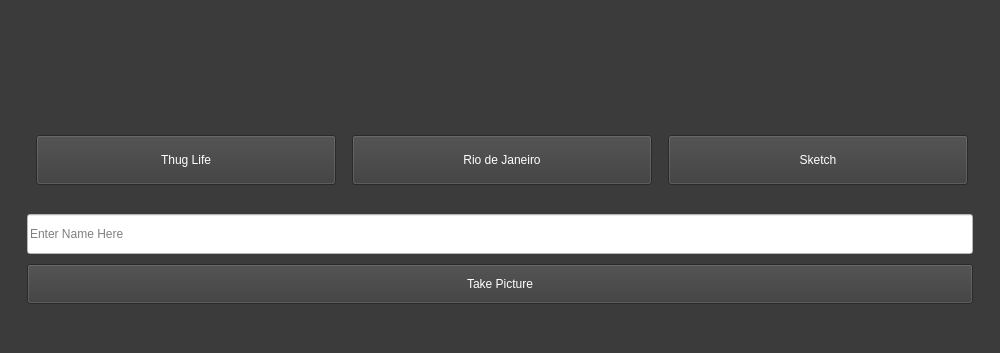
First picture: the form in Form/main_window.ui, repository joelmakes/FilterMe, before the edit; both pictures show x 0 to 1000 and y 547 to 900 of the 1000 by 900 pixel window.
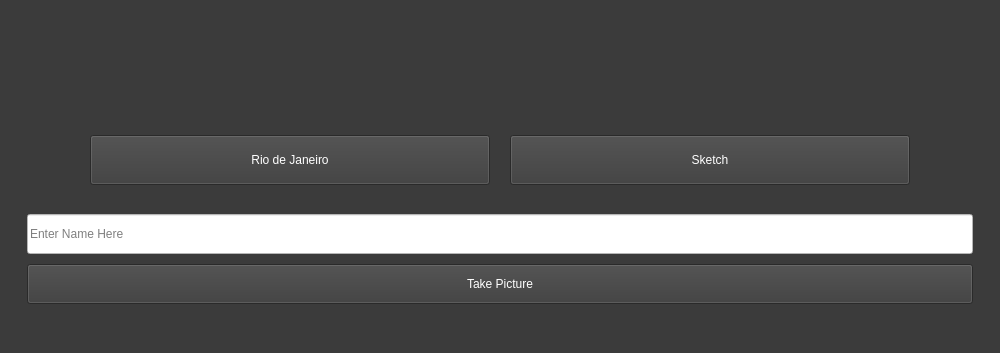
Second picture: the form after the edit. The open tabs and pages were chosen to show the change.

Commit message: Adjusted naming conventions on stacked widget for home and preview page to home and prev

```diff
--- a/Form/main_window.ui
+++ b/Form/main_window.ui
@@ -155,34 +155,6 @@
                 <property name="bottomMargin">
                  <number>10</number>
                 </property>
-                <item>
-                 <widget class="QPushButton" name="button_glasses">
-                  <property name="minimumSize">
-                   <size>
-                    <width>300</width>
-                    <height>40</height>
-                   </size>
-                  </property>
-                  <property name="maximumSize">
-                   <size>
-                    <width>400</width>
-                    <height>50</height>
-                   </size>
-                  </property>
-                  <property name="text">
-                   <string>Thug Life</string>
-                  </property>
-                  <property name="autoDefault">
-                   <bool>false</bool>
-                  </property>
-                  <property name="default">
-                   <bool>false</bool>
-                  </property>
-                  <property name="flat">
-                   <bool>false</bool>
-                  </property>
-                 </widget>
-                </item>
                 <item>
                  <widget class="QPushButton" name="button_rio">
                   <property name="minimumSize">
```
Left out of the diff: 18 changed lines with no effect on the pictures. The commit also changes 1 other file.
